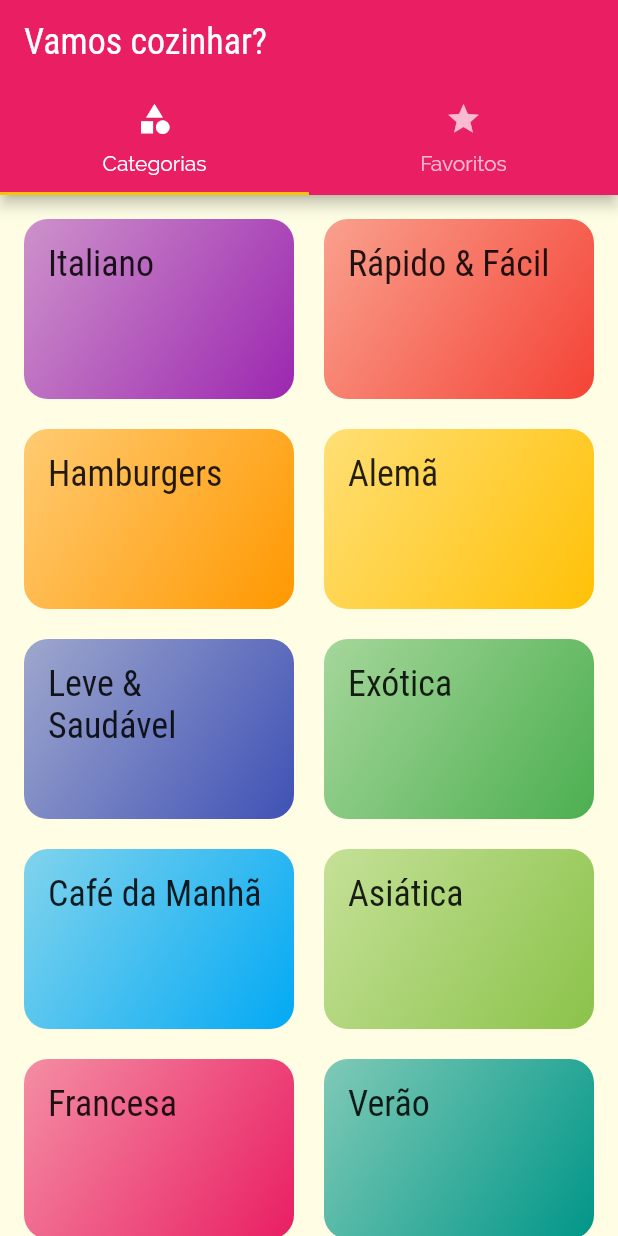
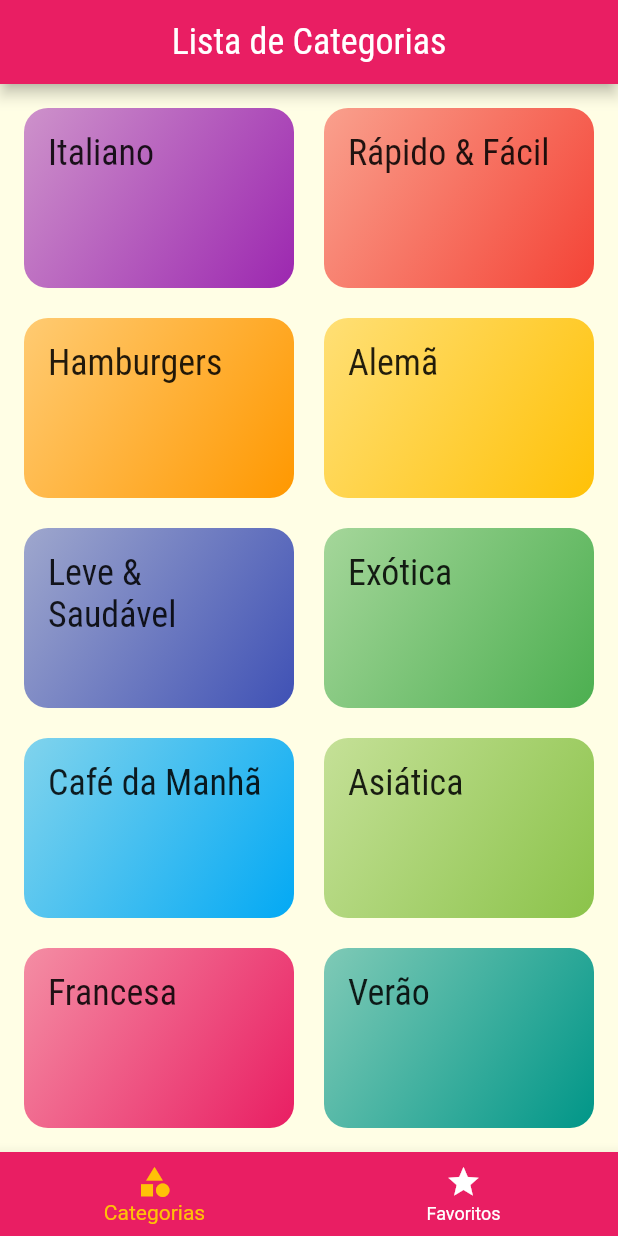
Before and after one commit to jermelterzi/meals_menu, a Flutter app: the screen it shows after launch, on a phone screen of 412 x 824 dp. Run offline on Flutter 3.47's test engine with Material 2 defaults, Android fonts, the phone set to English and light mode, and no system bars.

```diff
--- a/lib/pages/tabs_page.dart
+++ b/lib/pages/tabs_page.dart
@@ -2,35 +2,56 @@ import 'package:flutter/material.dart';
 import 'package:meals/pages/categories_page.dart';
 import 'package:meals/pages/favorites_page.dart';
 
-class TabsPage extends StatelessWidget {
+class TabsPage extends StatefulWidget {
   const TabsPage({Key? key}) : super(key: key);
 
   @override
+  State<TabsPage> createState() => _TabsPageState();
+}
+
+class _TabsPageState extends State<TabsPage> {
+  int _selectedPageIndex = 0;
+
+  final List<String> _titles = [
+    'Lista de Categorias',
+    'Meus Favoritos',
+  ];
+
+  final List<Widget> _screens = [
+    const CategoriesPage(),
+    const FavoritesPage(),
+  ];
+
+  _selectPage(int index) {
+    setState(() {
+      _selectedPageIndex = index;
+    });
+  }
+
+  @override
   Widget build(BuildContext context) {
-    return DefaultTabController(
-      length: 2,
-      child: Scaffold(
-        appBar: AppBar(
-          title: const Text('Vamos cozinhar?'),
-          bottom: const TabBar(
-            tabs: [
-              Tab(
-                icon: Icon(Icons.category),
-                text: 'Categorias',
-              ),
-              Tab(
-                icon: Icon(Icons.star),
-                text: 'Favoritos',
-              ),
-            ],
+    return Scaffold(
+      appBar: AppBar(
+        title: Text(_titles[_selectedPageIndex]),
+        centerTitle: true,
+      ),
+      body: _screens[_selectedPageIndex],
+      bottomNavigationBar: BottomNavigationBar(
+        backgroundColor: Theme.of(context).colorScheme.primary,
+        unselectedItemColor: Colors.white,
+        selectedItemColor: Theme.of(context).colorScheme.secondary,
+        onTap: _selectPage,
+        currentIndex: _selectedPageIndex,
+        items: const [
+          BottomNavigationBarItem(
+            icon: Icon(Icons.category),
+            label: 'Categorias',
           ),
-        ),
-        body: const TabBarView(
-          children: [
-            CategoriesPage(),
-            FavoritesPage(),
-          ],
-        ),
+          BottomNavigationBarItem(
+            icon: Icon(Icons.star),
+            label: 'Favoritos',
+          ),
+        ],
       ),
     );
   }
```
